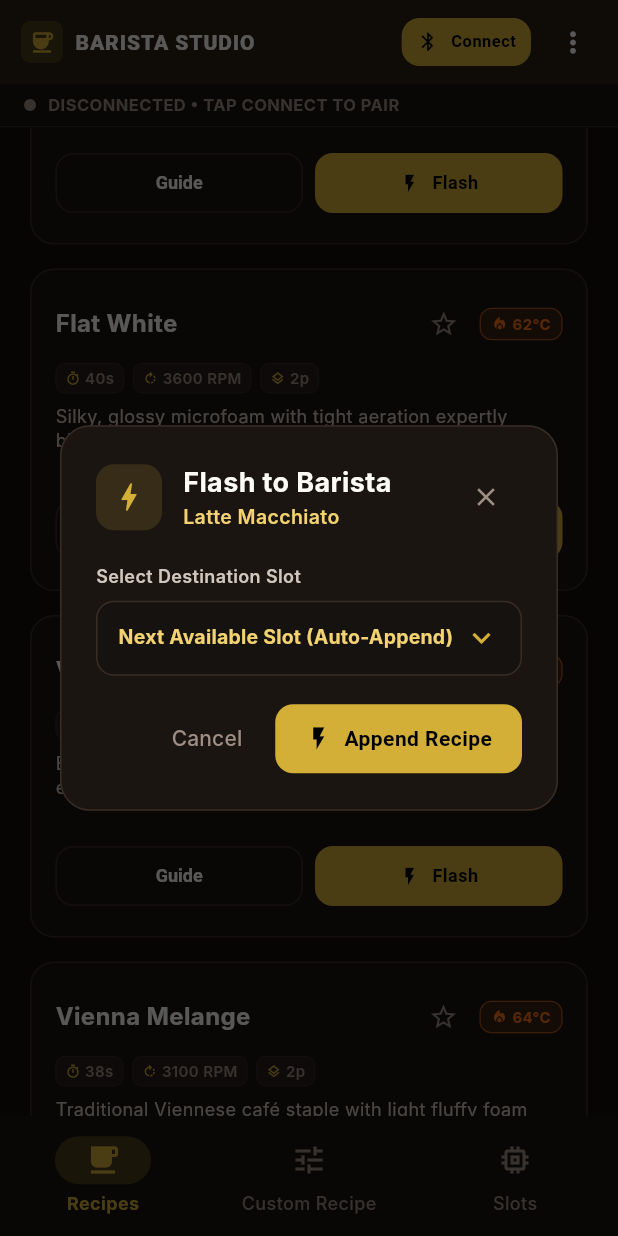
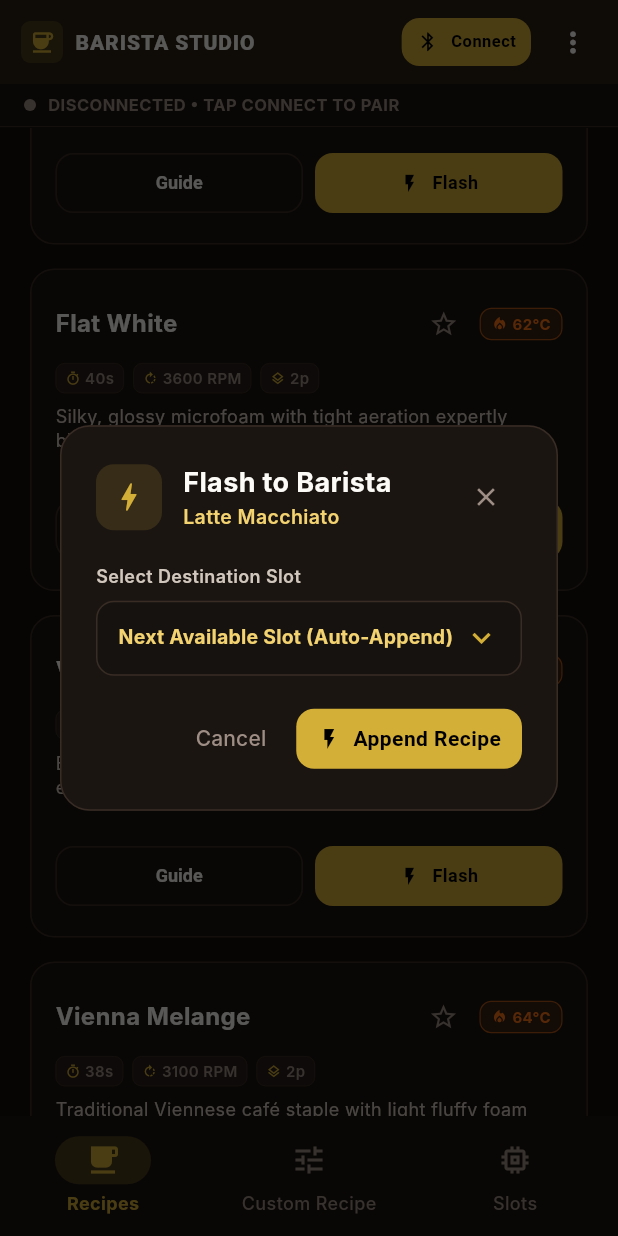
Before and after one commit to Rosselman/barista-studio, a Flutter app: the screen it shows after launch, scrolled down 576 dp, after a tap on "Guide", after a tap on "Flash", on a phone screen of 412 x 824 dp. Run offline on Flutter 3.47's test engine with Material 3 defaults, Android fonts, the phone set to English and light mode, and no system bars; our stand-ins replace flutter_blue_plus, permission_handler, shared_preferences; Roboto replaces fonts that are missing (Inter).

Commit message:
fix(v1.5.0): support full memory overwrite with CMD_REPLACE, fix Affogato Cream thermal trip, and fix portrait dialog overflow

```diff
--- a/lib/data/preset_catalog.dart
+++ b/lib/data/preset_catalog.dart
@@ -225,14 +225,14 @@ class PresetCatalog {
       steps: [
         RecipeStep(
           name: 'STEP 1',
-          instruction: 'Extract 1 ristretto shot (40 ml) into the jug. Press start to aerate & bloom crema.',
-          phases: [
-            Phase.clamped(speed: 2000, accel: 600, temp: 65, duration: 15),
+          instruction: 'Extract 1 ristretto shot (40 ml) into the jug. Press start to aerate & bloom crema (unheated).',
+          phases: [
+            Phase.clamped(speed: 2000, accel: 600, temp: 0, duration: 15),
           ],
         ),
         RecipeStep(
           name: 'STEP 2',
-          instruction: 'Machine pauses. Add 70 ml heavy cream & milk mixture. Press dial to froth velvety warm cream (68°C).',
+          instruction: 'Machine pauses ("ADD MILK" prompt). Add 70 ml heavy cream & milk mixture. Press dial to froth velvety warm cream (68°C).',
           phases: [
             Phase.clamped(speed: 2100, accel: 600, temp: 68, duration: 25),
           ],
@@ -244,8 +244,8 @@ class PresetCatalog {
         '1 Scoop Vanilla bean gelato',
       ],
       instructions: [
-        'Extract 1 ristretto capsule directly into the Barista jug. Press start to initiate Step 1 crema aeration.',
-        'When the machine beeps and enters PAUSE, open lid and add 70 ml chilled cream & milk mixture.',
+        'Extract 1 ristretto capsule directly into the Barista jug. Press start to initiate Step 1 crema aeration (unheated, protects jug base).',
+        'When the machine beeps and enters PAUSE (OLED displays "ADD MILK"), open lid and add 70 ml chilled cream & milk mixture.',
         'Press the machine center dial to resume Step 2 (heats and whips velvety cream at 68°C).',
         'Place 1 generous scoop of vanilla bean gelato in a bowl or dessert glass.',
         'Pour the piping hot velvety cream foam over the gelato and serve immediately.',
--- a/lib/ui/widgets/flash_recipe_dialog.dart
+++ b/lib/ui/widgets/flash_recipe_dialog.dart
@@ -60,7 +60,15 @@ class _FlashRecipeDialogState extends State<FlashRecipeDialog> {
   @override
   void initState() {
     super.initState();
+    final isMemoryFull = widget.bleService.slots.isNotEmpty &&
+        widget.bleService.slots.every((s) => s.isOccupied);
+    if (widget.initialTargetSlot >= 0 && widget.initialTargetSlot < 13) {
       _selectedSlot = widget.initialTargetSlot;
+    } else if (isMemoryFull) {
+      _selectedSlot = 0; // Default to Slot 1 for overwrite when memory is full
+    } else {
+      _selectedSlot = -1; // Auto-append
+    }
   }
 
   void _startFlash() async {
@@ -109,6 +117,12 @@ class _FlashRecipeDialogState extends State<FlashRecipeDialog> {
   @override
   Widget build(BuildContext context) {
     final slots = widget.bleService.slots;
+    final isMemoryFull = slots.isNotEmpty && slots.every((s) => s.isOccupied);
+
+    // If memory is full and current selection is still auto-append, point to slot 0
+    if (isMemoryFull && _selectedSlot < 0) {
+      _selectedSlot = 0;
+    }
 
     return Dialog(
       backgroundColor: AppTheme.surfaceCard,
@@ -172,9 +186,36 @@ class _FlashRecipeDialogState extends State<FlashRecipeDialog> {
 
             // Target Slot Selector
             if (!_isFlashing && !_isSuccess) ...[
-              const Text(
-                'Select Destination Slot',
+              if (isMemoryFull) ...[
+                Container(
+                  padding: const EdgeInsets.symmetric(horizontal: 10, vertical: 7),
+                  margin: const EdgeInsets.only(bottom: 10),
+                  decoration: BoxDecoration(
+                    color: AppTheme.amberHeat.withOpacity(0.15),
+                    borderRadius: BorderRadius.circular(8),
+                    border: Border.all(color: AppTheme.amberHeat.withOpacity(0.4)),
+                  ),
+                  child: const Row(
+                    children: [
+                      Icon(Icons.info_outline, color: AppTheme.amberHeat, size: 16),
+                      SizedBox(width: 8),
+                      Expanded(
+                        child: Text(
+                          'Hardware memory full (13/13). Select an existing slot to overwrite.',
                           style: TextStyle(
+                            color: AppTheme.amberHeat,
+                            fontSize: 12,
+                            fontWeight: FontWeight.w600,
+                          ),
+                        ),
+                      ),
+                    ],
+                  ),
+                ),
+              ],
+              Text(
+                isMemoryFull ? 'Select Slot to Overwrite' : 'Select Destination Slot',
+                style: const TextStyle(
                   color: AppTheme.textSecondary,
                   fontSize: 12,
                   fontWeight: FontWeight.w600,
@@ -195,6 +236,7 @@ class _FlashRecipeDialogState extends State<FlashRecipeDialog> {
                     dropdownColor: AppTheme.surfaceCard,
                     icon: const Icon(Icons.keyboard_arrow_down, color: AppTheme.goldPrimary),
                     items: [
+                      if (!isMemoryFull)
                         const DropdownMenuItem<int>(
                           value: -1,
                           child: Text(
@@ -211,7 +253,7 @@ class _FlashRecipeDialogState extends State<FlashRecipeDialog> {
                           value: i,
                           child: Text(
                             slots[i].isOccupied
-                                ? 'Slot ${i + 1} (${slots[i].recipeName})'
+                                ? 'Slot ${i + 1} (${slots[i].recipeName}) - Overwrite'
                                 : 'Slot ${i + 1} (Empty)',
                             style: TextStyle(
                               color: slots[i].isOccupied
@@ -219,6 +261,7 @@ class _FlashRecipeDialogState extends State<FlashRecipeDialog> {
                                   : AppTheme.textMuted,
                               fontSize: 13,
                             ),
+                            overflow: TextOverflow.ellipsis,
                           ),
                         ),
                     ],
@@ -296,13 +339,22 @@ class _FlashRecipeDialogState extends State<FlashRecipeDialog> {
                     ),
                   ),
                 if (!_isSuccess && !_isFlashing) ...[
-                  const SizedBox(width: 10),
-                  ElevatedButton.icon(
-                    icon: const Icon(Icons.flash_on, size: 18),
-                    label: Text(_selectedSlot == -1
+                  const SizedBox(width: 8),
+                  Flexible(
+                    child: ElevatedButton.icon(
+                      style: ElevatedButton.styleFrom(
+                        padding: const EdgeInsets.symmetric(horizontal: 14, vertical: 10),
+                      ),
+                      icon: const Icon(Icons.flash_on, size: 16),
+                      label: Text(
+                        _selectedSlot == -1
                             ? 'Append Recipe'
-                        : 'Overwrite Slot ${_selectedSlot + 1}'),
+                            : 'Overwrite Slot ${_selectedSlot + 1}',
+                        overflow: TextOverflow.ellipsis,
+                        maxLines: 1,
+                      ),
                       onPressed: _startFlash,
+                    ),
                   ),
                 ],
               ],
--- a/lib/ui/widgets/recipe_detail_dialog.dart
+++ b/lib/ui/widgets/recipe_detail_dialog.dart
@@ -244,14 +244,14 @@ class RecipeDetailDialog extends StatelessWidget {
 
                   // Ingredients
                   if (recipe.ingredients.isNotEmpty) ...[
-                    Row(
+                    const Row(
                       children: [
-                        const Icon(Icons.inventory_2_outlined, size: 15, color: AppTheme.goldPrimary),
-                        const SizedBox(width: 6),
+                        Icon(Icons.inventory_2_outlined, size: 15, color: AppTheme.goldPrimary),
+                        SizedBox(width: 6),
                         Expanded(
                           child: Text(
                             'INGREDIENTS',
-                            style: const TextStyle(
+                            style: TextStyle(
                               color: AppTheme.goldPrimary,
                               fontSize: 12,
                               fontWeight: FontWeight.w800,
@@ -303,14 +303,14 @@ class RecipeDetailDialog extends StatelessWidget {
 
                   // Step-by-Step Preparation Guide
                   if (recipe.instructions.isNotEmpty) ...[
-                    Row(
+                    const Row(
                       children: [
-                        const Icon(Icons.format_list_numbered, size: 15, color: AppTheme.goldPrimary),
-                        const SizedBox(width: 6),
+                        Icon(Icons.format_list_numbered, size: 15, color: AppTheme.goldPrimary),
+                        SizedBox(width: 6),
                         Expanded(
                           child: Text(
                             'STEP-BY-STEP PREPARATION GUIDE',
-                            style: const TextStyle(
+                            style: TextStyle(
                               color: AppTheme.goldPrimary,
                               fontSize: 12,
                               fontWeight: FontWeight.w800,
```
Also changed, not shown: lib/services/barista_ble_service.dart (+39 -9 lines), 1 other file. Lines whose indentation alone changed are shown as unchanged.
